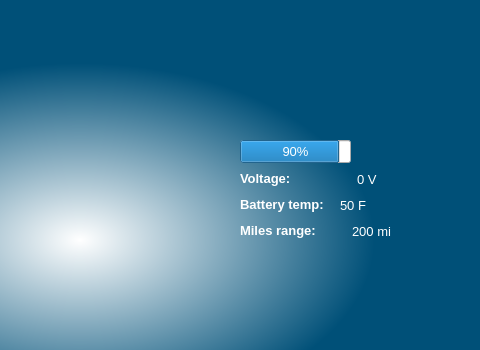
Qt form Dashboard.ui (uci-solar-car/Production-Dashboard-Code) before a commit; both pictures show x 320 to 800 and y 0 to 350 of the 800 by 480 pixel window.
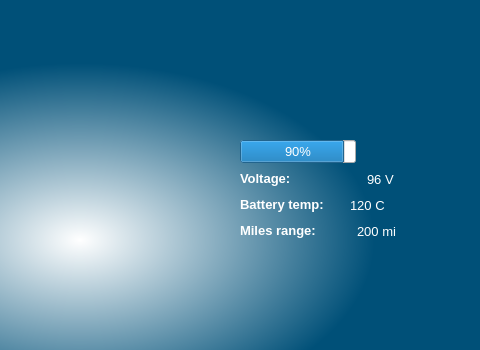
The same form after that commit. Icons and pictures are not drawn.

Commit message: Edited alignment of battery statuses

What changed in the file:
```diff
--- a/Dashboard.ui
+++ b/Dashboard.ui
@@ -128,7 +128,7 @@
          </property>
          <property name="sizeHint" stdset="0">
           <size>
-           <width>60</width>
+           <width>70</width>
            <height>20</height>
           </size>
          </property>
@@ -148,7 +148,7 @@
           <string notr="true">color: rgb(255,255,255)</string>
          </property>
          <property name="text">
-          <string>0 V</string>
+          <string>96 V</string>
          </property>
         </widget>
        </item>
@@ -180,7 +180,7 @@
          </property>
          <property name="sizeHint" stdset="0">
           <size>
-           <width>10</width>
+           <width>20</width>
            <height>20</height>
           </size>
          </property>
@@ -197,7 +197,7 @@
           <string notr="true">color: rgb(255,255,255)</string>
          </property>
          <property name="text">
-          <string>50 F</string>
+          <string>120 C</string>
          </property>
         </widget>
        </item>
@@ -233,7 +233,7 @@
          </property>
          <property name="sizeHint" stdset="0">
           <size>
-           <width>30</width>
+           <width>35</width>
            <height>20</height>
           </size>
          </property>
```
The commit also changes 1 other file.
